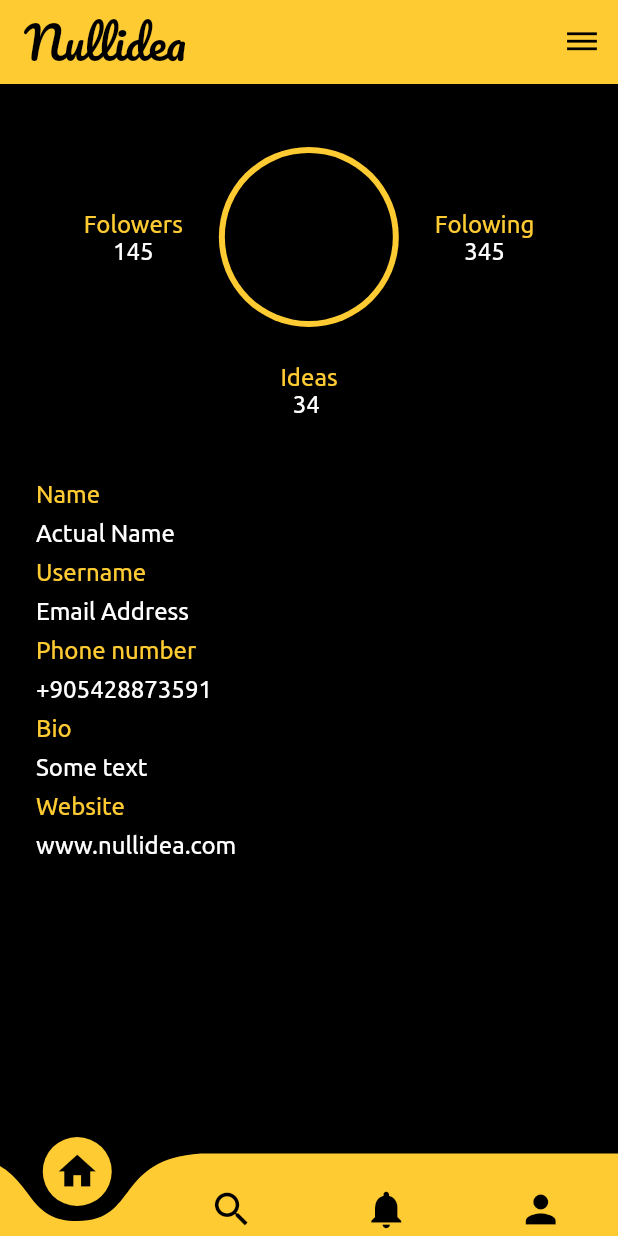
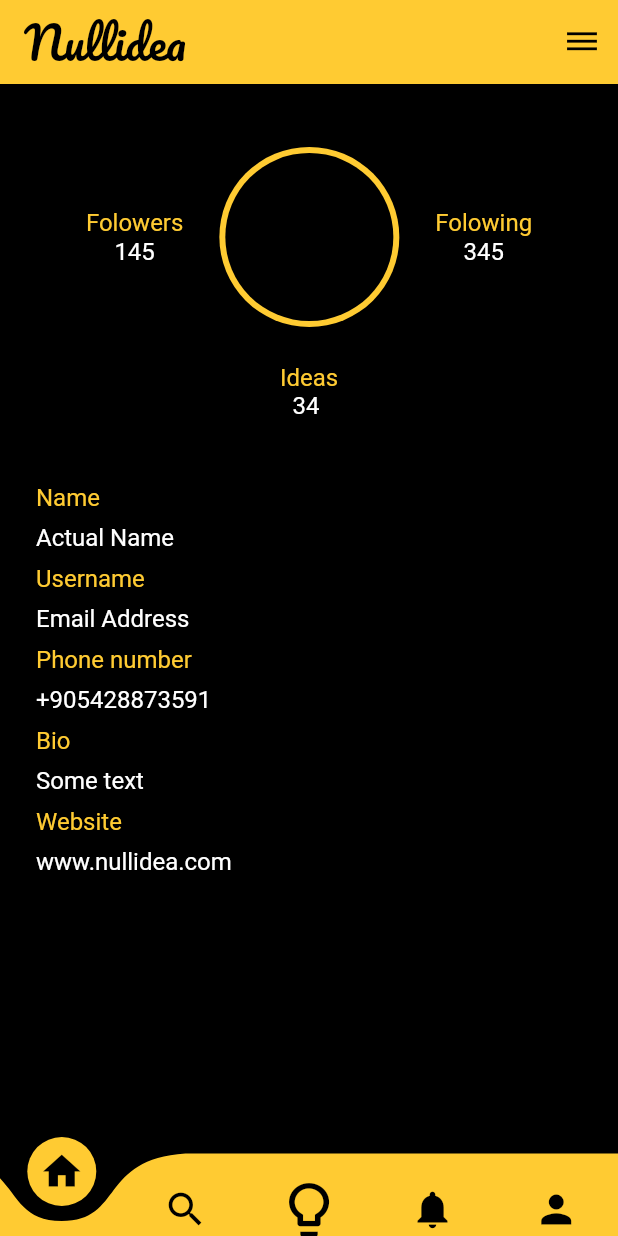
Before and after one commit to Rioverde/Nullidea, a Flutter app: the screen it shows after launch, on a phone screen of 412 x 824 dp. Run offline on Flutter 3.47's test engine with Material 2 defaults, Android fonts, the phone set to English and light mode, and no system bars; drawn by our look-alikes of curved_navigation_bar; our stand-ins replace firebase_messaging, flutter_spinkit, google_fonts, pin_code_fields; accounts and stored records are empty; project files that could hold a hidden picture were left out.

Commit message:
v1 profile with bars is finished

```diff
--- /dev/null
+++ b/nullidea/lib/my_flutter_app_icons.dart
@@ -0,0 +1,25 @@
+/// Flutter icons MyFlutterApp
+/// Copyright (C) 2020 by original authors @ fluttericon.com, fontello.com
+/// This font was generated by FlutterIcon.com, which is derived from Fontello.
+///
+/// To use this font, place it in your fonts/ directory and include the
+/// following in your pubspec.yaml
+///
+/// flutter:
+///   fonts:
+///    - family:  MyFlutterApp
+///      fonts:
+///       - asset: fonts/MyFlutterApp.ttf
+///
+///
+///
+import 'package:flutter/widgets.dart';
+
+class MyFlutterApp {
+  MyFlutterApp._();
+
+  static const _kFontFam = 'MyFlutterApp';
+  static const _kFontPkg = null;
+
+  static const IconData postidea = IconData(0xe800, fontFamily: _kFontFam, fontPackage: _kFontPkg);
+}
--- a/nullidea/lib/screens/profile.dart
+++ b/nullidea/lib/screens/profile.dart
@@ -1,7 +1,7 @@
 import 'package:flutter/material.dart';
 import 'package:google_fonts/google_fonts.dart';
-import 'package:nullidea/constants.dart';
 import 'package:curved_navigation_bar/curved_navigation_bar.dart';
+import 'package:nullidea/my_flutter_app_icons.dart';
 
 import '../theme.dart';
 
@@ -17,12 +17,15 @@
   Widget build(BuildContext context) {
     return Scaffold(
       bottomNavigationBar: CurvedNavigationBar(
+        animationCurve: Curves.fastLinearToSlowEaseIn,
+        animationDuration: const Duration(milliseconds: 1000),
         height: 55,
         color: primaryColor,
     backgroundColor: Colors.transparent,
     items: <Widget>[
       Icon(Icons.home, size: 30,color: Colors.black,),
       Icon(Icons.search, size: 30,color: Colors.black,),
+      Icon(MyFlutterApp.postidea, color: Colors.black, size: 36,),
       Icon(Icons.notifications, size: 30, color: Colors.black,),
       Icon(Icons.person, size: 30, color: Colors.black,),
     ],
```
Also changed, not shown: nullidea/pubspec.yaml (+3 -8 lines), nullidea/assets/fonts/MyFlutterApp.ttf (added), nullidea/assets/fonts/Pacifico-Regular.ttf (deleted), nullidea/assets/fonts/Ubuntu-Bold.ttf (deleted), nullidea/assets/fonts/Ubuntu-BoldItalic.ttf (deleted), nullidea/assets/fonts/Ubuntu-Italic.ttf (deleted), nullidea/assets/fonts/Ubuntu-Light.ttf (deleted), nullidea/assets/fonts/Ubuntu-LightItalic.ttf (deleted), nullidea/assets/fonts/Ubuntu-Medium.ttf (deleted), nullidea/assets/fonts/Ubuntu-MediumItalic.ttf (deleted), nullidea/assets/fonts/Ubuntu-Regular.ttf (deleted).
